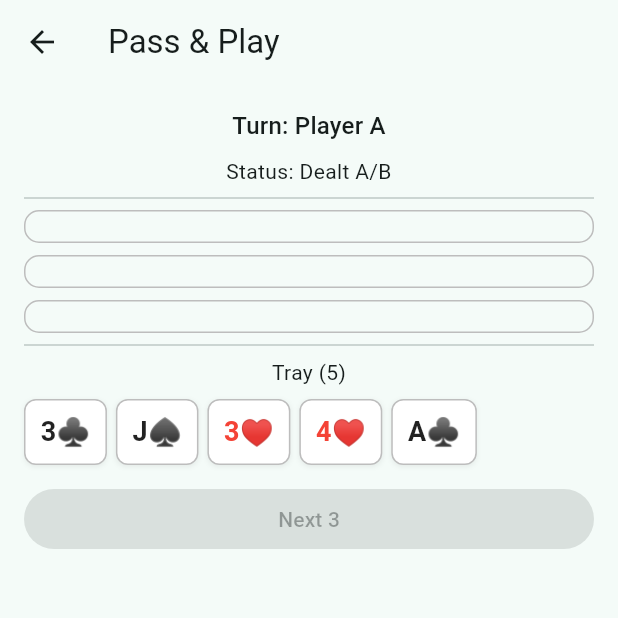
After one commit to whywaita/ofc-app, a Flutter app: the screen it shows after launch, after a tap on "Pass & Play (A/B)", on a phone screen of 412 x 824 dp, the top half of it. The commit adds this screen. Run offline on Flutter 3.47's test engine with Material 3 defaults, Android fonts, the phone set to English and light mode, and no system bars.

Commit message:
Implement Play and Pass mode

```diff
--- a/app/lib/main.dart
+++ b/app/lib/main.dart
@@ -1,5 +1,6 @@
 import 'package:flutter/material.dart';
 import 'game_screen.dart';
+import 'pass_play_screen.dart';
 
 void main() {
   runApp(const OfcApp());
@@ -25,8 +26,12 @@ class HomePage extends StatelessWidget {
   Widget build(BuildContext context) {
     return Scaffold(
       appBar: AppBar(title: const Text('OFCP')),
-      body: Center(
-        child: ElevatedButton(
+      body: Padding(
+        padding: const EdgeInsets.all(16),
+        child: Column(
+          mainAxisAlignment: MainAxisAlignment.center,
+          children: [
+            ElevatedButton(
               onPressed: () {
                 Navigator.of(context).push(
                   MaterialPageRoute(builder: (_) => const GameScreen()),
@@ -34,6 +39,17 @@ class HomePage extends StatelessWidget {
               },
               child: const Text('Practice'),
             ),
+            const SizedBox(height: 12),
+            ElevatedButton(
+              onPressed: () {
+                Navigator.of(context).push(
+                  MaterialPageRoute(builder: (_) => const PassPlayScreen()),
+                );
+              },
+              child: const Text('Pass & Play (A/B)'),
+            ),
+          ],
+        ),
       ),
     );
   }
--- /dev/null
+++ b/app/lib/pass_play_screen.dart
@@ -0,0 +1,316 @@
+import 'package:flutter/material.dart';
+import 'package:ofc_app_core/core/models/playing_card.dart';
+import 'package:ofc_app_core/features/game/domain/cycle_logic.dart';
+import 'package:ofc_app_core/features/game/domain/game_state.dart';
+import 'package:ofc_app_core/features/game/domain/pineapple_engine.dart';
+import 'pass_play_result.dart';
+import 'package:ofc_app_core/features/game/domain/score_engine.dart';
+
+class PassPlayScreen extends StatefulWidget {
+  const PassPlayScreen({super.key});
+
+  @override
+  State<PassPlayScreen> createState() => _PassPlayScreenState();
+}
+
+class _PassPlayScreenState extends State<PassPlayScreen> {
+  late GameState gs;
+  Player current = Player.a;
+  String status = 'Ready';
+
+  @override
+  void initState() {
+    super.initState();
+    gs = GameState();
+    WidgetsBinding.instance.addPostFrameCallback((_) {
+      setState(() {
+        gs.deal(Player.a); // A 5枚
+        current = Player.b;
+        gs.deal(Player.b); // B 5枚
+        current = Player.a;
+        status = 'Dealt A/B';
+      });
+    });
+  }
+
+  PineappleEngine get eng => gs.engineOf(current);
+
+  String _rank(PlayingCard c) {
+    switch (c.rank.name) {
+      case 'ace':
+        return 'A';
+      case 'king':
+        return 'K';
+      case 'queen':
+        return 'Q';
+      case 'jack':
+        return 'J';
+      case 'ten':
+        return 'T';
+      default:
+        return c.rank.value.toString();
+    }
+  }
+
+  String _suit(PlayingCard c) {
+    switch (c.suit.name) {
+      case 'hearts':
+        return '♥️';
+      case 'diamonds':
+        return '♦️';
+      case 'spades':
+        return '♠️';
+      default:
+        return '♣️';
+    }
+  }
+
+  bool _isRed(PlayingCard c) => c.suit.name == 'hearts' || c.suit.name == 'diamonds';
+
+  Widget _card(PlayingCard c, {bool large = false, Color? border}) => Container(
+        padding: const EdgeInsets.symmetric(horizontal: 10, vertical: 8),
+        decoration: BoxDecoration(
+          color: Colors.white,
+          borderRadius: BorderRadius.circular(8),
+          border: Border.all(color: border ?? Colors.grey.shade400),
+          boxShadow: [BoxShadow(color: Colors.black.withValues(alpha: 0.06), blurRadius: 2, offset: const Offset(0, 1))],
+        ),
+        child: Text('${_rank(c)}${_suit(c)}',
+            style: TextStyle(fontSize: large ? 22 : 18, color: _isRed(c) ? Colors.red : Colors.black87, fontWeight: FontWeight.w600)),
+      );
+
+  Set<String> _ids() => CycleLogic.currentCycleIds(eng.history);
+  int _last() => CycleLogic.lastDrawCount(eng.history);
+  int _placed(Set<String> ids) => CycleLogic.placedCountForCycle(eng.builder, ids);
+  List<PlayingCard> _leftovers(Set<String> ids) => CycleLogic.trayCardsForCycle(eng.tray, ids);
+
+  Widget _drop(String title, List<PlayingCard> currentCards, int max, Slot slot) {
+    return DragTarget<PlayingCard>(
+      onWillAcceptWithDetails: (d) {
+        if (eng.phase != Phase.placing || currentCards.length >= max) return false;
+        final last = _last();
+        if (last == 3 && eng.tray.contains(d.data)) {
+          final placed = _placed(_ids());
+          if (placed >= 2) return false;
+        }
+        return true;
+      },
+      onAcceptWithDetails: (d) => setState(() {
+        final c = d.data;
+        if (eng.tray.contains(c)) {
+          gs.place(current, slot, c);
+        } else {
+          eng.builder.top.remove(c);
+          eng.builder.middle.remove(c);
+          eng.builder.bottom.remove(c);
+          switch (slot) {
+            case Slot.top:
+              eng.builder.top.add(c);
+              break;
+            case Slot.middle:
+              eng.builder.middle.add(c);
+              break;
+            case Slot.bottom:
+              eng.builder.bottom.add(c);
+              break;
+          }
+        }
+        status = 'Placed';
+      }),
+      builder: (context, cand, _) => Container(
+        padding: const EdgeInsets.all(10),
+        decoration: BoxDecoration(
+          border: Border.all(color: cand.isNotEmpty ? Colors.teal : Colors.grey.shade400),
+          borderRadius: BorderRadius.circular(10),
+          color: cand.isNotEmpty ? Colors.teal.withValues(alpha: 0.06) : null,
+        ),
+        child: Wrap(
+          alignment: WrapAlignment.center,
+          spacing: 6,
+          runSpacing: 6,
+          children: [
+            for (final c in currentCards)
+              if (_ids().contains(c.toString()))
+                Draggable<PlayingCard>(
+                  data: c,
+                  feedback: Material(color: Colors.transparent, child: _card(c, large: true, border: Colors.teal)),
+                  childWhenDragging: Opacity(opacity: 0.3, child: _card(c, border: Colors.teal)),
+                  child: _card(c, border: Colors.teal),
+                )
+              else
+                _card(c, border: Colors.grey.shade500),
+          ],
+        ),
+      ),
+    );
+  }
+
+  Future<void> _onPrimaryButton() async {
+    final isFinal = eng.builder.isComplete;
+    if (isFinal) {
+      // commit current player
+      gs.finalize(current);
+      setState(() => status = 'Committed');
+      if (current == Player.a) {
+        // switch to B
+        setState(() => current = Player.b);
+        return;
+      }
+      // 両者が確定済みかチェック
+      if (gs.boardA == null || gs.boardB == null) {
+        setState(() => status = 'Waiting opponent');
+        return;
+      }
+      // Both committed → show result
+      final nextFantasyA = gs.fantasyA.active ? gs.fantasyA.initialCount : 0;
+      final nextFantasyB = gs.fantasyB.active ? gs.fantasyB.initialCount : 0;
+      final vs = gs.lastScore ?? ScoreEngine.compare(gs.boardA!, gs.boardB!);
+      final _ = await Navigator.of(context).push<bool>(
+        MaterialPageRoute(
+          builder: (_) => PassPlayResult(score: vs, boardA: gs.boardA!, boardB: gs.boardB!, nextFantasyA: nextFantasyA, nextFantasyB: nextFantasyB),
+        ),
+      );
+      // Next hand: 個別Dealし、Fantasyのない側から開始
+      setState(() {
+        final prevFA = gs.fantasyA;
+        final prevFB = gs.fantasyB;
+        gs = GameState(fantasyA: prevFA, fantasyB: prevFB);
+        gs.deal(Player.a);
+        gs.deal(Player.b);
+        final aIsFantasy = gs.aEngine.initialDrawCount > 5;
+        final bIsFantasy = gs.bEngine.initialDrawCount > 5;
+        current = (aIsFantasy && !bIsFantasy) ? Player.b : Player.a;
+        status = 'Dealt A/B';
+      });
+      return;
+    }
+
+    // Next 3: auto-discard leftovers then draw
+    if (_last() == 3) {
+      final ids = _ids();
+      final leftovers = _leftovers(ids);
+      for (final c in leftovers) {
+        eng.tray.remove(c);
+        eng.history.add(ActionLogEntry('discard', {'card': c.toString()}));
+      }
+    }
+    setState(() {
+      // 自動Discard後に readiness を再評価し、安全に nextCycle する
+      final curEng = gs.engineOf(current);
+      if (curEng.needsCycle) {
+        gs.nextCycle(current);
+        status = 'Drew 3';
+        final other = current == Player.a ? Player.b : Player.a;
+        final otherEng = gs.engineOf(other);
+        // Fantasy中のプレイヤーには3枚を配らない → スキップ
+        current = (otherEng.initialDrawCount > 5) ? current : other;
+      } else {
+        status = 'Cycle not ready';
+      }
+    });
+  }
+
+  @override
+  Widget build(BuildContext context) {
+    final tray = eng.tray;
+    final top = eng.builder.top;
+    final middle = eng.builder.middle;
+    final bottom = eng.builder.bottom;
+    final ids = _ids();
+
+    final isFinal = eng.builder.isComplete;
+    final canNext = CycleLogic.canNext(eng);
+    final label = isFinal ? 'Commit ${current == Player.a ? '(A)' : '(B)'}' : 'Next 3';
+
+    return Scaffold(
+      appBar: AppBar(title: const Text('Pass & Play')),
+      body: Padding(
+        padding: const EdgeInsets.all(16),
+        child: Column(
+          crossAxisAlignment: CrossAxisAlignment.stretch,
+          children: [
+            Text('Turn: ${current == Player.a ? 'Player A' : 'Player B'}', textAlign: TextAlign.center, style: Theme.of(context).textTheme.titleMedium),
+            const SizedBox(height: 8),
+            Text('Status: $status', textAlign: TextAlign.center),
+            const Divider(),
+            _drop('Top', top, 3, Slot.top),
+            const SizedBox(height: 8),
+            _drop('Middle', middle, 5, Slot.middle),
+            const SizedBox(height: 8),
+            _drop('Bottom', bottom, 5, Slot.bottom),
+            const Divider(),
+            // Tray (DragTarget to allow back)
+            DragTarget<PlayingCard>(
+              onWillAcceptWithDetails: (d) {
+                if (eng.phase != Phase.placing) return false;
+                if (eng.tray.contains(d.data)) return false;
+                return ids.contains(d.data.toString());
+              },
+              onAcceptWithDetails: (d) => setState(() {
+                eng.builder.top.remove(d.data);
+                eng.builder.middle.remove(d.data);
+                eng.builder.bottom.remove(d.data);
+                eng.tray.add(d.data);
+                status = 'Back to Tray';
+              }),
+              builder: (context, cand, _) => Column(
+                crossAxisAlignment: CrossAxisAlignment.stretch,
+                children: [
+                  Text('Tray (${tray.length})', textAlign: TextAlign.center),
+                  const SizedBox(height: 8),
+                  Wrap(
+                    spacing: 6,
+                    runSpacing: 6,
+                    children: [
+                      for (final c in tray)
+                        Draggable<PlayingCard>(
+                          data: c,
+                          feedback: Material(color: Colors.transparent, child: _card(c, large: true)),
+                          childWhenDragging: Opacity(opacity: 0.3, child: _card(c)),
+                          child: _card(c),
+                        ),
+                    ],
+                  ),
+                ],
+              ),
+            ),
+            const SizedBox(height: 12),
+            Row(
+              children: [
+                if (eng.initialDrawCount > 5)
+                  Expanded(
+                    child: ElevatedButton(
+                      onPressed: tray.length >= 2
+                          ? () => setState(() {
+                                tray.sort((a, b) {
+                                  final rv = b.rank.value.compareTo(a.rank.value);
+                                  if (rv != 0) return rv;
+                                  int suitOrder(String s) => switch (s) {
+                                        'spades' => 3,
+                                        'hearts' => 2,
+                                        'diamonds' => 1,
+                                        _ => 0,
+                                      };
+                                  return suitOrder(b.suit.name) - suitOrder(a.suit.name);
+                                });
+                                status = 'Sorted';
+                              })
+                          : null,
+                      child: const Text('Sort'),
+                    ),
+                  ),
+                if (eng.initialDrawCount > 5) const SizedBox(width: 0),
+                Expanded(
+                  child: ElevatedButton(
+                    onPressed: isFinal ? _onPrimaryButton : (canNext ? _onPrimaryButton : null),
+                    child: Text(label),
+                  ),
+                ),
+              ],
+            ),
+          ],
+        ),
+      ),
+    );
+  }
+}
--- a/lib/features/game/domain/fantasy_engine.dart
+++ b/lib/features/game/domain/fantasy_engine.dart
@@ -1,6 +1,7 @@
 import 'board.dart';
 import 'hand_category3.dart';
 import 'hand_category5.dart';
+import 'foul_checker.dart';
 
 class FantasyState {
   final bool active;
@@ -37,6 +38,10 @@ class FantasyEngine {
 
   // 現在の Fantasy 状態とこのハンドの結果から、次ハンドの状態を返す
   static FantasyState nextState(FantasyState current, BoardEval e) {
+    // FOUL は突入・継続ともに無効
+    if (FoulChecker.isFoul(e)) {
+      return const FantasyState.inactive();
+    }
     if (!current.active) {
       final count = entryCount(e);
       return count > 0
--- a/lib/features/game/domain/game_state.dart
+++ b/lib/features/game/domain/game_state.dart
@@ -43,6 +43,23 @@ class GameState {
     phase = GamePhase.placing;
     history
         .add('startHand A:${fantasyA.initialCount} B:${fantasyB.initialCount}');
+  }
+
+  void deal(Player p) {
+    if (phase == GamePhase.committed) {
+      throw StateError('Hand already ended');
+    }
+    final eng = engineOf(p);
+    if (eng.tray.isNotEmpty ||
+        eng.builder.top.isNotEmpty ||
+        eng.builder.middle.isNotEmpty ||
+        eng.builder.bottom.isNotEmpty) {
+      throw StateError('Already dealt for ${p.name}');
+    }
+    final f = p == Player.a ? fantasyA : fantasyB;
+    eng.startWithFantasy(initialFantasyCount: f.active ? f.initialCount : 0);
+    phase = GamePhase.placing;
+    history.add('deal ${p.name}:${f.initialCount}');
   }
 
   PineappleEngine engineOf(Player p) => p == Player.a ? aEngine : bEngine;
```
Also changed, not shown: app/lib/pass_play_result.dart (added, +115 -0 lines), app/lib/result_screen.dart (+52 -0 lines), lib/features/game/domain/foul_checker.dart (+24 -10 lines), 4 other files. Lines whose indentation alone changed are shown as unchanged.
